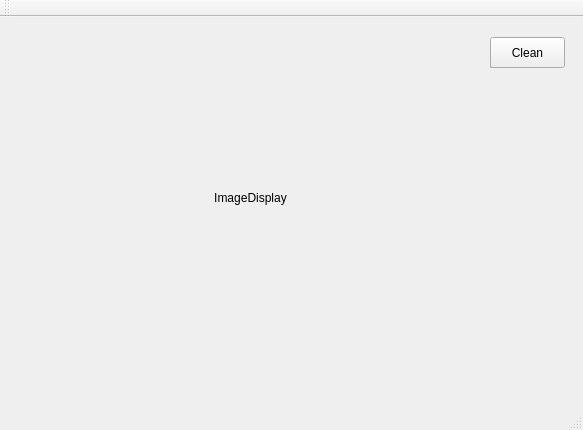
Old version of the form xme-0.6-rc1-src/examples/autopnp_gui/src/application/guiNode/mainwindow.ui in the repository ipa320/autopnp.
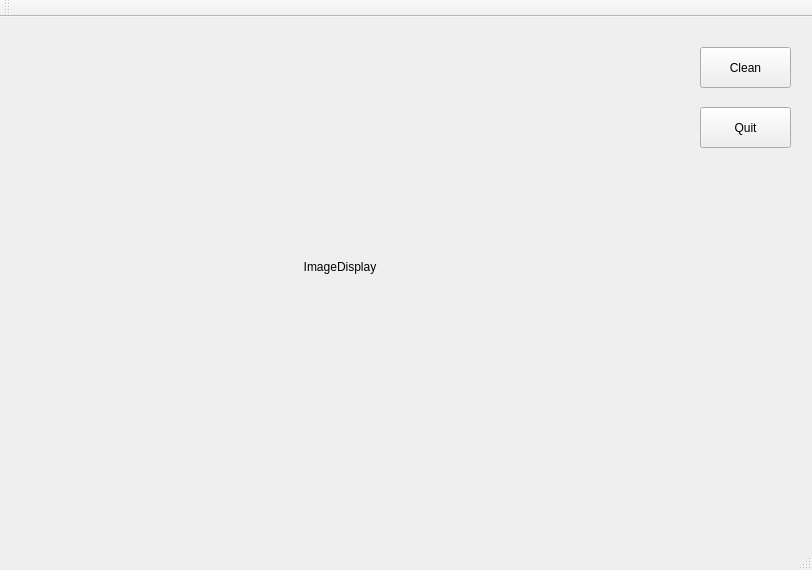
New version of the form.

```diff
--- a/xme-0.6-rc1-src/examples/autopnp_gui/src/application/guiNode/mainwindow.ui
+++ b/xme-0.6-rc1-src/examples/autopnp_gui/src/application/guiNode/mainwindow.ui
@@ -6,8 +6,8 @@
    <rect>
     <x>0</x>
     <y>0</y>
-    <width>583</width>
-    <height>430</height>
+    <width>812</width>
+    <height>570</height>
    </rect>
   </property>
   <property name="windowTitle">
@@ -17,10 +17,10 @@
    <widget class="QPushButton" name="pushButton">
     <property name="geometry">
      <rect>
-      <x>490</x>
-      <y>20</y>
-      <width>75</width>
-      <height>31</height>
+      <x>700</x>
+      <y>30</y>
+      <width>91</width>
+      <height>41</height>
      </rect>
     </property>
     <property name="text">
@@ -30,8 +30,8 @@
    <widget class="QTextEdit" name="textEdit">
     <property name="geometry">
      <rect>
-      <x>490</x>
-      <y>30</y>
+      <x>710</x>
+      <y>40</y>
       <width>71</width>
       <height>21</height>
      </rect>
@@ -42,8 +42,8 @@
      <rect>
       <x>20</x>
       <y>10</y>
-      <width>461</width>
-      <height>341</height>
+      <width>640</width>
+      <height>480</height>
      </rect>
     </property>
     <property name="text">
@@ -53,6 +53,19 @@
      <set>Qt::AlignCenter</set>
     </property>
    </widget>
+   <widget class="QPushButton" name="pushButtonQuit">
+    <property name="geometry">
+     <rect>
+      <x>700</x>
+      <y>90</y>
+      <width>91</width>
+      <height>41</height>
+     </rect>
+    </property>
+    <property name="text">
+     <string>Quit</string>
+    </property>
+   </widget>
    <zorder>textEdit</zorder>
    <zorder>imageDisplay</zorder>
    <zorder>pushButton</zorder>
```
Left out of the diff: 3 changed lines with no effect on the pictures.
